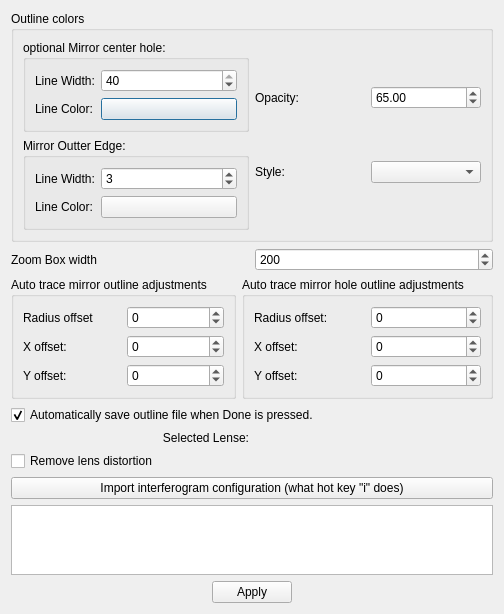
Above: settingsigram.ui from githubdoe/DFTFringe before the change. Below: the same form after it.
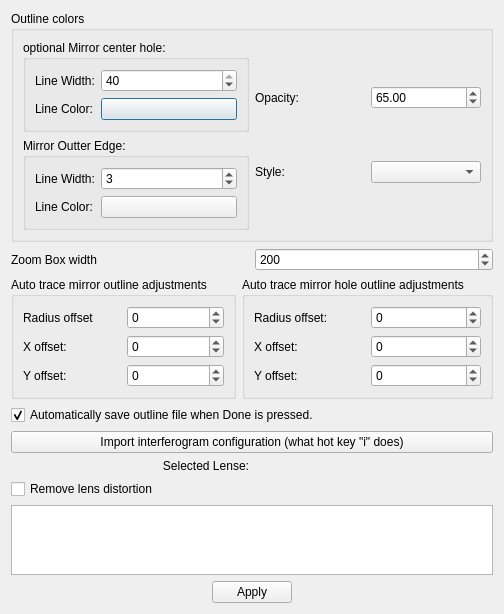
That is the form after the change.

Commit message: more spelling + invert 2 buttons

What changed in the file:
```diff
--- a/settingsigram.ui
+++ b/settingsigram.ui
@@ -330,6 +330,13 @@
      </property>
     </widget>
    </item>
+   <item>
+    <widget class="QPushButton" name="importConfig">
+     <property name="text">
+      <string>Import interferogram configuration (what hot key &quot;i&quot; does)</string>
+     </property>
+    </widget>
+   </item>
    <item>
     <layout class="QHBoxLayout" name="horizontalLayout_5">
      <item>
@@ -358,13 +365,6 @@
      </property>
     </widget>
    </item>
-   <item>
-    <widget class="QPushButton" name="importConfig">
-     <property name="text">
-      <string>Import interferogram configuration (what hot key &quot;i&quot; does)</string>
-     </property>
-    </widget>
-   </item>
    <item>
     <widget class="QTableView" name="lenseTableView">
      <property name="tabKeyNavigation">
```
The commit also changes 4 other files.
